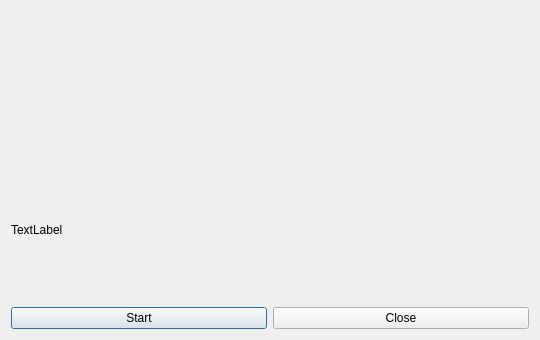
This is 3DMetrics/toollinedialog.ui in IfremerUnderwater/3DMetrics as Qt 5 draws it before an edit. The edited form follows.
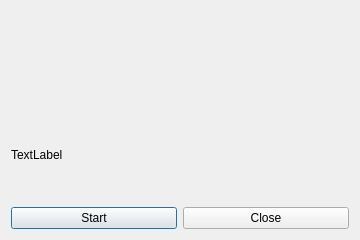
This is the edited form. Icons and pictures are not drawn. Custom widgets are drawn as their Qt base class.

```diff
--- a/3DMetrics/toollinedialog.ui
+++ b/3DMetrics/toollinedialog.ui
@@ -6,8 +6,8 @@
    <rect>
     <x>0</x>
     <y>0</y>
-    <width>540</width>
-    <height>340</height>
+    <width>360</width>
+    <height>240</height>
    </rect>
   </property>
   <property name="windowTitle">
```
